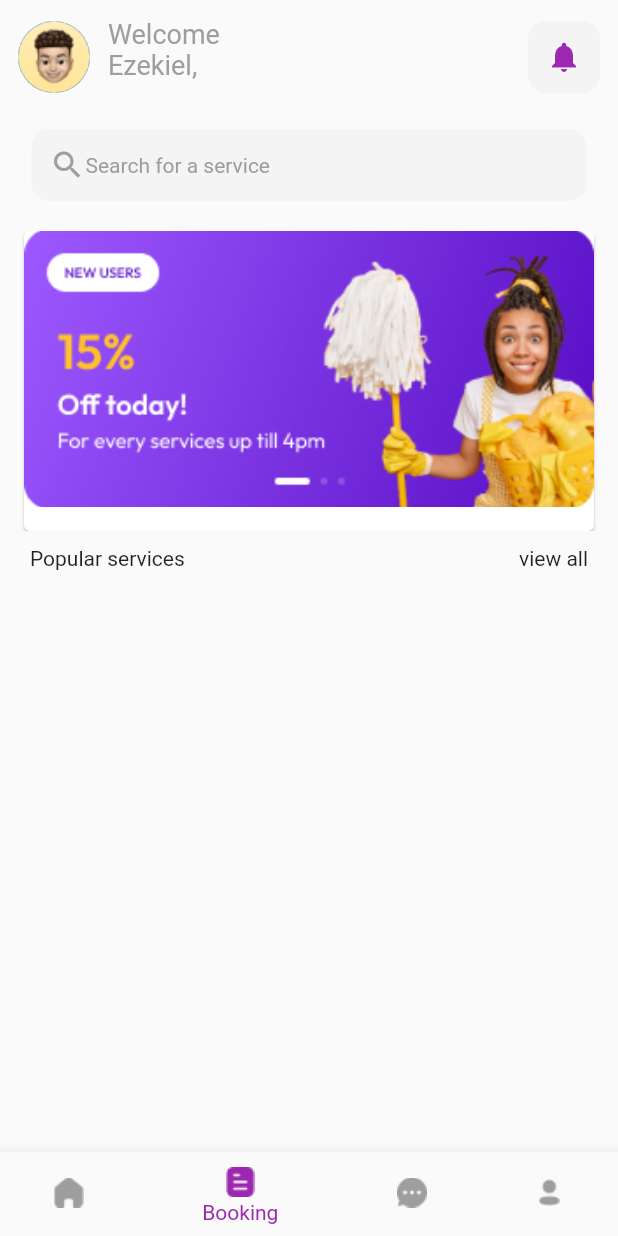
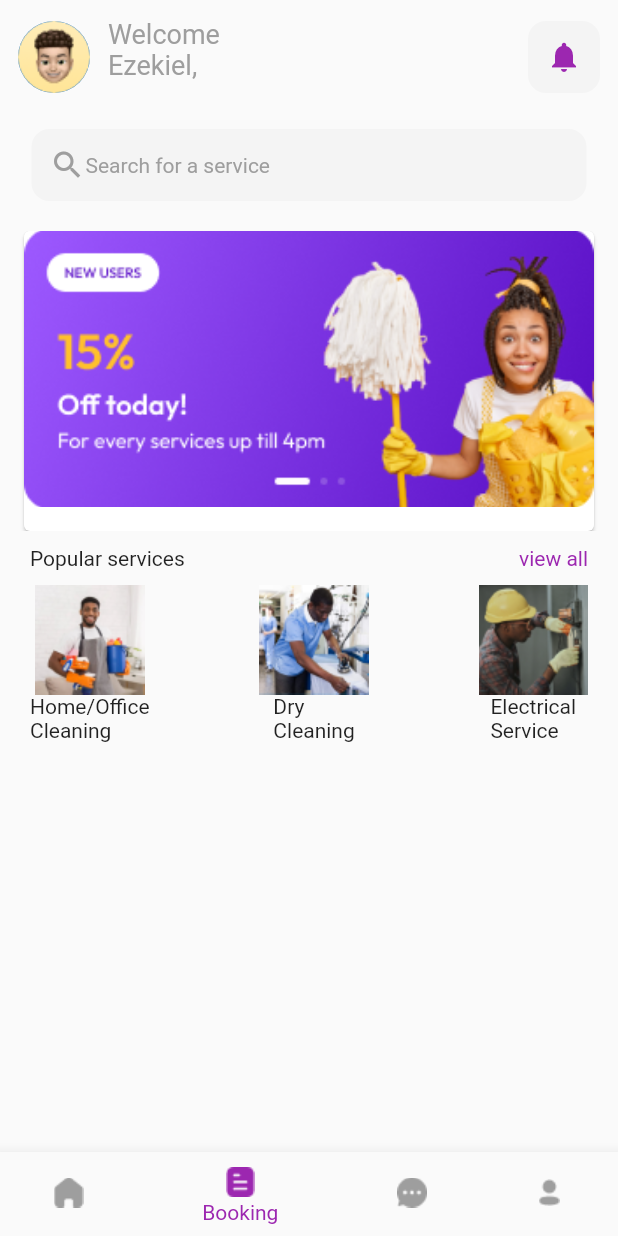
Before and after one commit to iyamujoshua/new_ondemand, a Flutter app: the homescreen screen opened directly, item 2 of the bottom bar chosen, on a phone screen of 412 x 824 dp. Run offline on Flutter 3.47's test engine with Material 2 defaults, Android fonts, the light colour scheme and no system bars; our stand-ins replace flutter_svg, font_awesome_flutter, intl_phone_field, smooth_page_indicator; missing offline and left inert: custom_signin_buttons.

Commit message:
popular services section

```diff
--- a/lib/screens/homescreen.dart
+++ b/lib/screens/homescreen.dart
@@ -133,13 +133,43 @@ Row(
                       }),
                       child: Padding(
                         padding: const EdgeInsets.only(right: 20),
-                        child: Text("view all", ),
+                        child: Text("view all",style: TextStyle(color: Colors.purple), ),
                       )),
                   ],
                 ),
 
                 SizedBox(height: 10,),
 
+
+
+                Container(
+  child: Padding(
+    padding: const EdgeInsets.only(left: 20, right: 20),
+    child: Row(
+      mainAxisAlignment: MainAxisAlignment.spaceBetween,
+      children: [
+        Column(
+          children: [
+            Image.asset("asset/head.png"),
+            Text('Home/Office\nCleaning'),
+          ],
+        ),
+        Column(
+          children: [
+            Image.asset("asset/blue.png"),
+            Text('Dry\nCleaning'),
+          ],
+        ),
+        Column(
+          children: [
+            Image.asset("asset/pics.png"),
+            Text('Electrical\nService'),
+          ],
+        ),
+      ],
+    ),
+  ),
+),
 
 
 
```
Also changed, not shown: asset/blue.png (added), asset/dry.png (added), asset/head.png (added), asset/pics.png (added).
